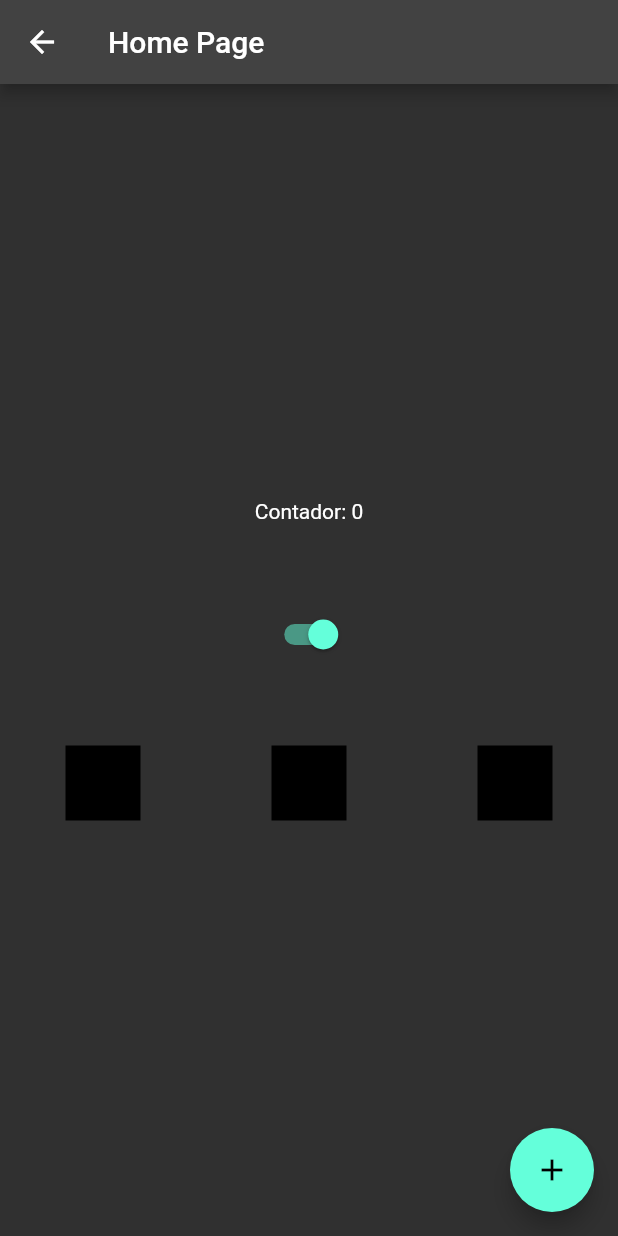
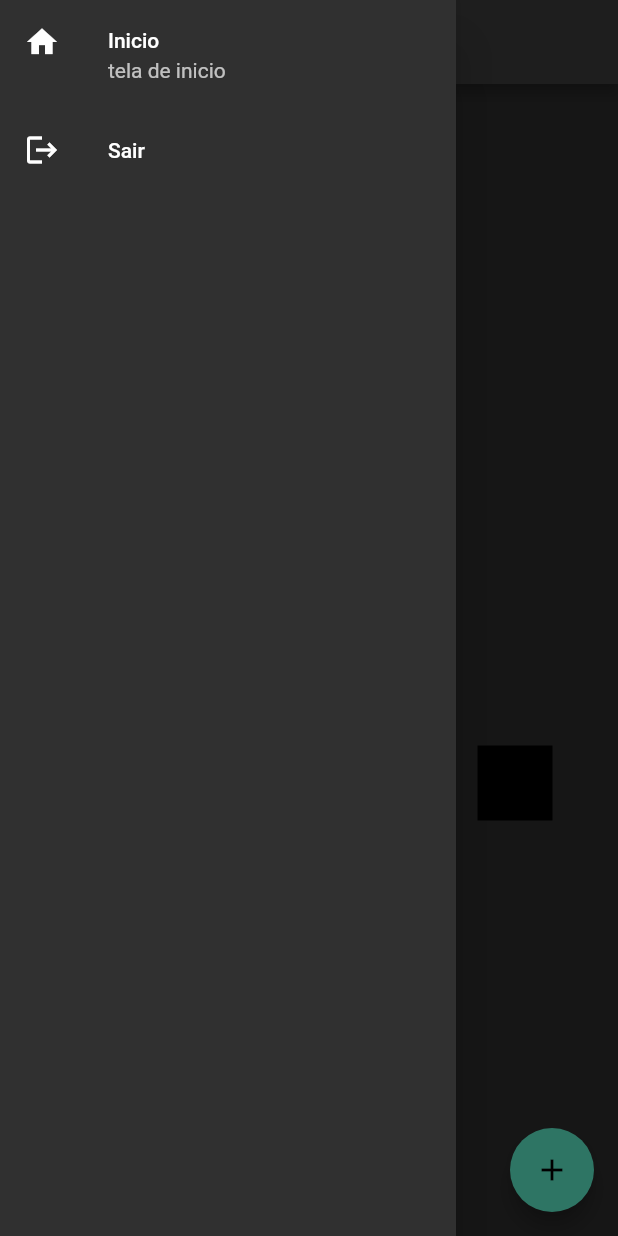
Before and after one commit to yuri-duque/flutter_hello_word, a Flutter app: the HomePage screen opened by its route, with the side drawer open (before the commit the screen has no drawer), on a phone screen of 412 x 824 dp. Run offline on Flutter 3.47's test engine with Material 2 defaults, Android fonts, the phone set to English and light mode, and no system bars.

```diff
--- a/lib/pages/home_page.dart
+++ b/lib/pages/home_page.dart
@@ -17,6 +17,27 @@ class HomePageState extends State<HomePage> {
   @override
   Widget build(BuildContext context) {
     return Scaffold(
+      drawer: Drawer(
+        child: Column(
+          children: [
+            ListTile(
+              leading: Icon(Icons.home),
+              title: Text("Inicio"),
+              subtitle: Text("tela de inicio"),
+              onTap: () {
+                Navigator.of(context).pushNamed('/home');
+              },
+            ),
+            ListTile(
+              leading: Icon(Icons.logout),
+              title: Text("Sair"),
+              onTap: () {
+                Navigator.of(context).pushReplacementNamed('/');
+              },
+            )
+          ],
+        ),
+      ),
       appBar: AppBar(
         title: Text('Home Page'),
       ),
```
Also changed, not shown: lib/pages/login_page.dart (+10 -6 lines).
